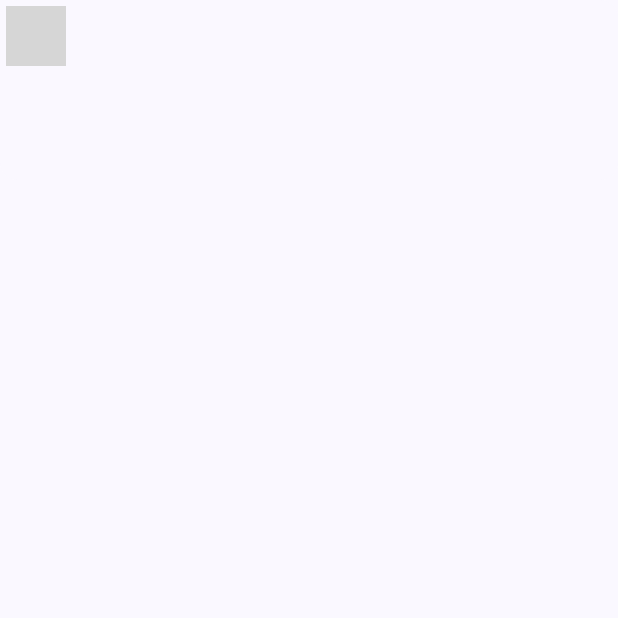
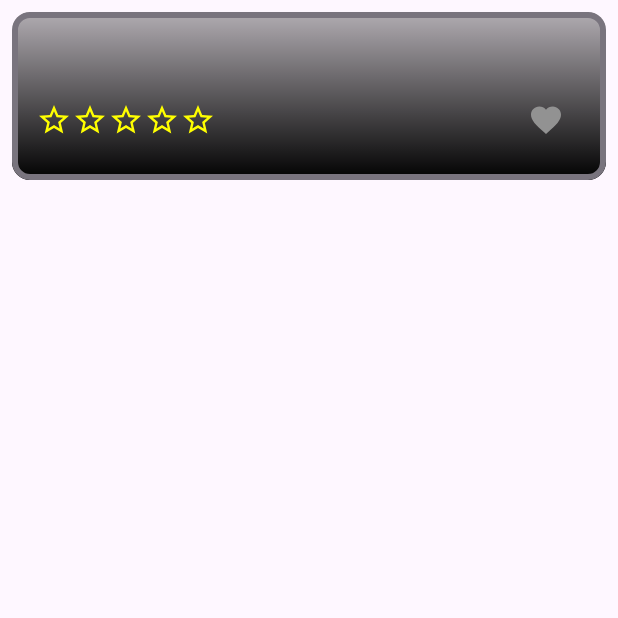
Before and after one commit to Artemake/themoviedbManolisArtemakis, an Android app built with Jetpack Compose: the composable MovieComponent called with empty values, on a phone screen of 412 x 824 dp, the top half of it. Run offline under Robolectric (Android 15) with nearby library versions, the phone set to English and light mode, and no system bars; grey boxes are pictures that could not be loaded.

Commit message:
added RatingStarComponent

```diff
--- a/app/src/main/java/com/manosprojects/themoviedb/features/home/domain/source/remote/MoviesRemoteSource.kt
+++ b/app/src/main/java/com/manosprojects/themoviedb/features/home/domain/source/remote/MoviesRemoteSource.kt
@@ -20,7 +20,7 @@ class MoviesRemoteSourceImpl @Inject constructor(
     private var pageCount = 1
 
     // TODO: to remove and adjust this to place it in the NetworkDI
-    private val baseUrl = "https://image.tmdb.org/t/p/w300"
+    private val baseUrl = "https://image.tmdb.org/t/p/original"
 
     override fun loadMovies(): Flow<List<DMovie>?> {
         return flow {
--- a/app/src/main/java/com/manosprojects/themoviedb/features/home/ui/views/HomeScreen.kt
+++ b/app/src/main/java/com/manosprojects/themoviedb/features/home/ui/views/HomeScreen.kt
@@ -44,7 +44,7 @@ fun HomeScreen(
             MovieComponent(
                 title = item.title,
                 releaseDate = item.releaseDate,
-                rating = item.rating.toString(),
+                rating = item.rating,
                 image = item.image,
                 isFavourite = item.isFavorite,
                 onFavouritePressed = {
--- a/app/src/main/java/com/manosprojects/themoviedb/features/home/ui/views/MovieComponent.kt
+++ b/app/src/main/java/com/manosprojects/themoviedb/features/home/ui/views/MovieComponent.kt
@@ -3,20 +3,30 @@ package com.manosprojects.themoviedb.features.home.ui.views
 import android.graphics.Bitmap
 import androidx.compose.foundation.Image
 import androidx.compose.foundation.background
+import androidx.compose.foundation.border
 import androidx.compose.foundation.clickable
+import androidx.compose.foundation.layout.Arrangement
 import androidx.compose.foundation.layout.Box
 import androidx.compose.foundation.layout.Column
+import androidx.compose.foundation.layout.Row
+import androidx.compose.foundation.layout.fillMaxSize
 import androidx.compose.foundation.layout.fillMaxWidth
+import androidx.compose.foundation.layout.padding
 import androidx.compose.foundation.layout.wrapContentHeight
 import androidx.compose.foundation.shape.RoundedCornerShape
 import androidx.compose.material3.IconButton
 import androidx.compose.material3.MaterialTheme
 import androidx.compose.material3.Text
 import androidx.compose.runtime.Composable
+import androidx.compose.ui.Alignment
 import androidx.compose.ui.Modifier
 import androidx.compose.ui.draw.clip
+import androidx.compose.ui.graphics.Brush
+import androidx.compose.ui.graphics.Color
 import androidx.compose.ui.graphics.asImageBitmap
+import androidx.compose.ui.layout.ContentScale
 import androidx.compose.ui.res.painterResource
+import androidx.compose.ui.text.font.FontWeight
 import androidx.compose.ui.tooling.preview.Preview
 import androidx.compose.ui.unit.dp
 import com.manosprojects.themoviedb.R
@@ -25,35 +35,76 @@ import com.manosprojects.themoviedb.R
 fun MovieComponent(
     title: String,
     releaseDate: String,
-    rating: String,
+    rating: Float,
     isFavourite: Boolean,
     image: Bitmap?,
     onFavouritePressed: () -> Unit,
     onMoviePressed: () -> Unit,
 ) {
+    val shape = RoundedCornerShape(12.dp)
     Box(
         modifier = Modifier
             .fillMaxWidth()
             .wrapContentHeight()
-            .clip(RoundedCornerShape(12.dp))
-            .background(color = MaterialTheme.colorScheme.surface)
+            .padding(8.dp)
+            .clip(shape)
+            .border(color = MaterialTheme.colorScheme.outline, width = 4.dp, shape = shape)
             .clickable {
                 onMoviePressed()
             }
     ) {
-        Column {
         image?.let {
-                Image(bitmap = it.asImageBitmap(), contentDescription = null)
+            Image(
+                modifier = Modifier.fillMaxSize(),
+                bitmap = it.asImageBitmap(),
+                contentDescription = null,
+                contentScale = ContentScale.Fit
+            )
         }
+        Box(
+            modifier = Modifier
+                .align(Alignment.BottomStart)
+                .background(
+                    brush = Brush.verticalGradient(
+                        listOf(
+                            Color.Black.copy(alpha = 0.3f),
+                            Color.Black
+                        )
+                    )
+                )
+        ) {
+            Column(
+                modifier = Modifier.padding(16.dp),
+                verticalArrangement = Arrangement.SpaceEvenly
+            ) {
+                Text(
+                    text = title,
+                    color = MaterialTheme.colorScheme.inverseOnSurface,
+                    style = MaterialTheme.typography.headlineSmall.copy(fontWeight = FontWeight.SemiBold)
+                )
+                Row(
+                    modifier = Modifier.fillMaxWidth(),
+                    horizontalArrangement = Arrangement.SpaceBetween,
+                    verticalAlignment = Alignment.CenterVertically
+                ) {
+                    RatingStarComponent(
+                        rating = rating.toDouble()
+                    )
+
+                    Text(
+                        text = releaseDate,
+                        color = MaterialTheme.colorScheme.inverseOnSurface,
+                        style = MaterialTheme.typography.bodySmall
+                    )
+
                     IconButton(onClick = onFavouritePressed) {
                         Image(
-                    painter = painterResource(id = if (isFavourite) R.drawable.baseline_favorite_24 else R.drawable.baseline_favorite_border_24),
+                            painter = painterResource(id = if (isFavourite) R.drawable.baseline_favorite_24 else R.drawable.baseline_favorite_24_unselected),
                             contentDescription = null
                         )
                     }
-            Text(text = title)
-            Text(text = releaseDate)
-            Text(text = rating)
+                }
+            }
         }
     }
 }
@@ -64,7 +115,7 @@ private fun MovieComponentPreview() {
     MovieComponent(
         title = "Title",
         releaseDate = "23-12-25",
-        rating = "5.0",
+        rating = 5.0f,
         image = null,
         isFavourite = false,
         onFavouritePressed = { },
--- /dev/null
+++ b/app/src/main/java/com/manosprojects/themoviedb/features/home/ui/views/RatingStarComponent.kt
@@ -0,0 +1,50 @@
+package com.manosprojects.themoviedb.features.home.ui.views
+
+import androidx.compose.foundation.layout.Row
+import androidx.compose.material3.Icon
+import androidx.compose.runtime.Composable
+import androidx.compose.ui.Modifier
+import androidx.compose.ui.graphics.Color
+import androidx.compose.ui.res.painterResource
+import androidx.compose.ui.tooling.preview.Preview
+import com.manosprojects.themoviedb.R
+
+@Composable
+fun RatingStarComponent(
+    modifier: Modifier = Modifier,
+    rating: Double,
+    maxRating: Double = 10.0,
+    stars: Int = 5,
+) {
+
+    Row(modifier = modifier) {
+        for (i in 1..stars) {
+            Icon(
+                painter = painterResource(
+                    id = getStarResource(
+                        starIndex = i,
+                        maxRatingToStarsRatio = maxRating / stars,
+                        rating = rating
+                    )
+                ),
+                tint = Color.Yellow,
+                contentDescription = null
+            )
+        }
+    }
+}
+
+private fun getStarResource(starIndex: Int, maxRatingToStarsRatio: Double, rating: Double): Int {
+
+    return when {
+        starIndex * maxRatingToStarsRatio < rating -> R.drawable.baseline_star_24
+        starIndex * maxRatingToStarsRatio > rating && (starIndex - 1) * maxRatingToStarsRatio < rating -> R.drawable.baseline_star_half_24
+        else -> R.drawable.baseline_star_outline_24
+    }
+}
+
+@Preview
+@Composable
+fun RatingPreview() {
+    RatingStarComponent(rating = 9.0)
+}
--- a/app/src/main/java/com/manosprojects/themoviedb/ui/theme/Theme.kt
+++ b/app/src/main/java/com/manosprojects/themoviedb/ui/theme/Theme.kt
@@ -1,17 +1,14 @@
 package com.manosprojects.themoviedb.ui.theme
 
 import android.app.Activity
-import android.os.Build
 import androidx.compose.foundation.isSystemInDarkTheme
 import androidx.compose.material3.MaterialTheme
 import androidx.compose.material3.darkColorScheme
-import androidx.compose.material3.dynamicDarkColorScheme
-import androidx.compose.material3.dynamicLightColorScheme
 import androidx.compose.material3.lightColorScheme
 import androidx.compose.runtime.Composable
 import androidx.compose.runtime.SideEffect
+import androidx.compose.ui.graphics.Color
 import androidx.compose.ui.graphics.toArgb
-import androidx.compose.ui.platform.LocalContext
 import androidx.compose.ui.platform.LocalView
 import androidx.core.view.WindowCompat
 
@@ -24,8 +21,8 @@ private val DarkColorScheme = darkColorScheme(
 private val LightColorScheme = lightColorScheme(
     primary = Purple40,
     secondary = PurpleGrey40,
-    tertiary = Pink40
-
+    tertiary = Pink40,
+    inverseOnSurface = Color.White
     /* Other default colors to override
     background = Color(0xFFFFFBFE),
     surface = Color(0xFFFFFBFE),
@@ -45,11 +42,6 @@ fun TheMovieDBTheme(
     content: @Composable () -> Unit
 ) {
     val colorScheme = when {
-        dynamicColor && Build.VERSION.SDK_INT >= Build.VERSION_CODES.S -> {
-            val context = LocalContext.current
-            if (darkTheme) dynamicDarkColorScheme(context) else dynamicLightColorScheme(context)
-        }
-
         darkTheme -> DarkColorScheme
         else -> LightColorScheme
     }
--- /dev/null
+++ b/app/src/main/res/drawable/baseline_favorite_24.xml
@@ -0,0 +1,10 @@
+<vector android:height="24dp"
+    android:tint="#BD1414"
+    android:viewportHeight="24"
+    android:viewportWidth="24"
+    android:width="24dp"
+    xmlns:android="http://schemas.android.com/apk/res/android">
+    <path
+        android:fillColor="@android:color/white"
+        android:pathData="M12,21.35l-1.45,-1.32C5.4,15.36 2,12.28 2,8.5 2,5.42 4.42,3 7.5,3c1.74,0 3.41,0.81 4.5,2.09C13.09,3.81 14.76,3 16.5,3 19.58,3 22,5.42 22,8.5c0,3.78 -3.4,6.86 -8.55,11.54L12,21.35z" />
+</vector>
--- /dev/null
+++ b/app/src/main/res/drawable/baseline_favorite_24_unselected.xml
@@ -0,0 +1,10 @@
+<vector android:height="24dp"
+    android:tint="#929292"
+    android:viewportHeight="24"
+    android:viewportWidth="24"
+    android:width="24dp"
+    xmlns:android="http://schemas.android.com/apk/res/android">
+    <path
+        android:fillColor="@android:color/white"
+        android:pathData="M12,21.35l-1.45,-1.32C5.4,15.36 2,12.28 2,8.5 2,5.42 4.42,3 7.5,3c1.74,0 3.41,0.81 4.5,2.09C13.09,3.81 14.76,3 16.5,3 19.58,3 22,5.42 22,8.5c0,3.78 -3.4,6.86 -8.55,11.54L12,21.35z" />
+</vector>
--- /dev/null
+++ b/app/src/main/res/drawable/baseline_star_24.xml
@@ -0,0 +1,10 @@
+<vector android:height="24dp"
+    android:tint="#EABC03"
+    android:viewportHeight="24"
+    android:viewportWidth="24"
+    android:width="24dp"
+    xmlns:android="http://schemas.android.com/apk/res/android">
+    <path
+        android:fillColor="@android:color/white"
+        android:pathData="M12,17.27L18.18,21l-1.64,-7.03L22,9.24l-7.19,-0.61L12,2 9.19,8.63 2,9.24l5.46,4.73L5.82,21z" />
+</vector>
--- /dev/null
+++ b/app/src/main/res/drawable/baseline_star_half_24.xml
@@ -0,0 +1,11 @@
+<vector android:autoMirrored="true"
+    android:height="24dp"
+    android:tint="#EABC03"
+    android:viewportHeight="24"
+    android:viewportWidth="24"
+    android:width="24dp"
+    xmlns:android="http://schemas.android.com/apk/res/android">
+    <path
+        android:fillColor="@android:color/white"
+        android:pathData="M22,9.24l-7.19,-0.62L12,2L9.19,8.63L2,9.24l5.46,4.73L5.82,21L12,17.27L18.18,21l-1.63,-7.03L22,9.24zM12,15.4V6.1l1.71,4.04l4.38,0.38l-3.32,2.88l1,4.28L12,15.4z" />
+</vector>
--- /dev/null
+++ b/app/src/main/res/drawable/baseline_star_outline_24.xml
@@ -0,0 +1,10 @@
+<vector android:height="24dp"
+    android:tint="#EABC03"
+    android:viewportHeight="24"
+    android:viewportWidth="24"
+    android:width="24dp"
+    xmlns:android="http://schemas.android.com/apk/res/android">
+    <path
+        android:fillColor="@android:color/white"
+        android:pathData="M22,9.24l-7.19,-0.62L12,2 9.19,8.63 2,9.24l5.46,4.73L5.82,21 12,17.27 18.18,21l-1.63,-7.03L22,9.24zM12,15.4l-3.76,2.27 1,-4.28 -3.32,-2.88 4.38,-0.38L12,6.1l1.71,4.04 4.38,0.38 -3.32,2.88 1,4.28L12,15.4z" />
+</vector>
```
Lines whose indentation alone changed are shown as unchanged.
